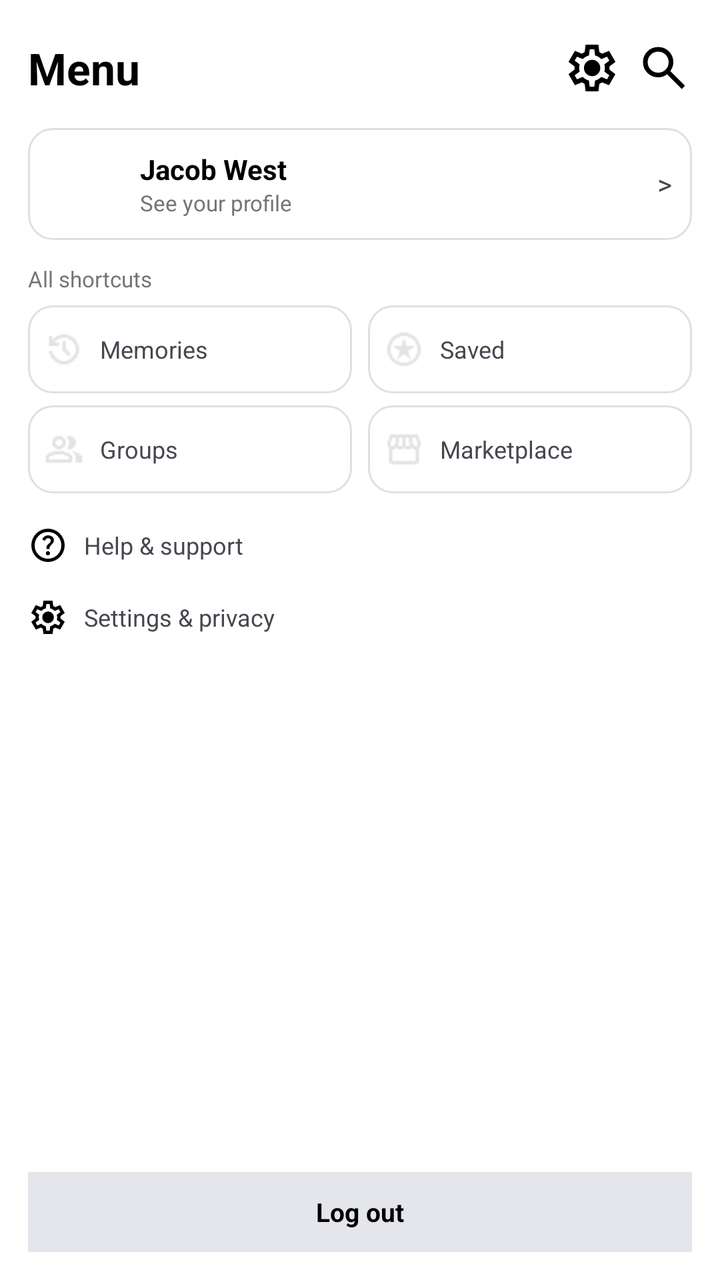
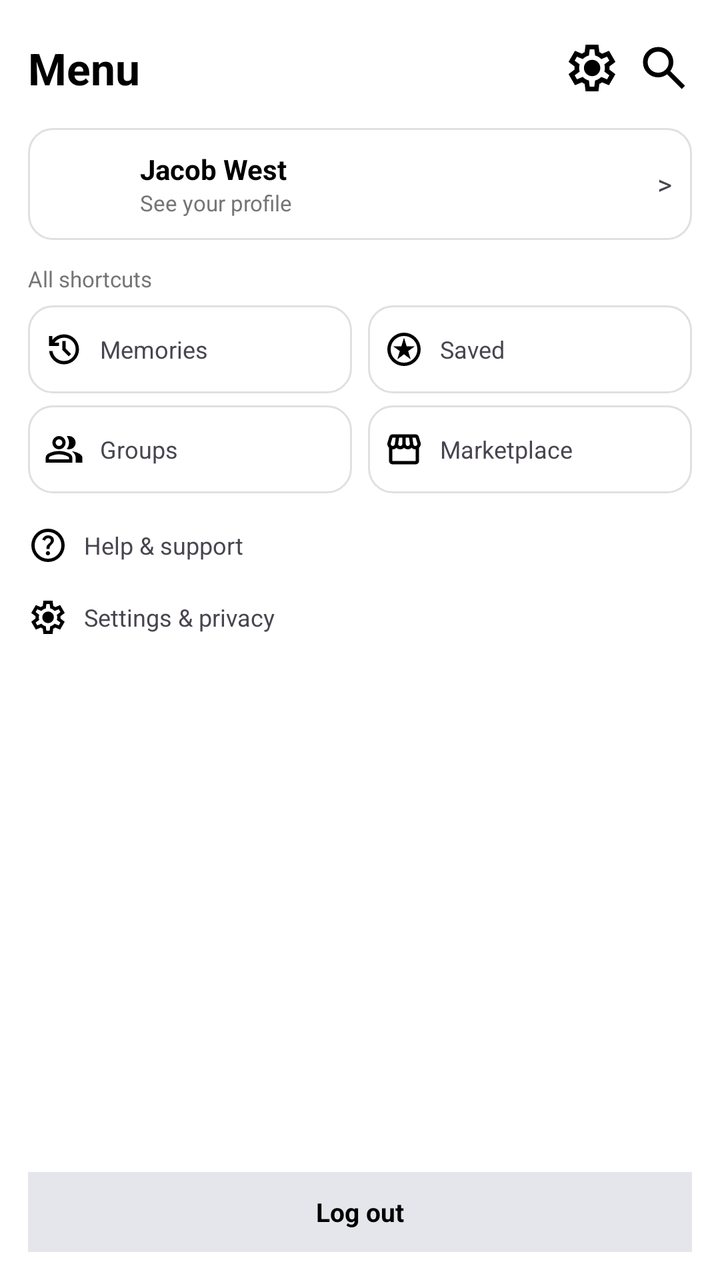

Two renders of the same Android screen: before a commit and after it. Below are the layout's source before the change and the commit's diff.
<!-- AndroidManifest.xml: application theme Theme.I230720_SMD_Assignment1 -->
<!-- res/layout/menu.xml -->
<?xml version="1.0" encoding="utf-8"?>
<LinearLayout xmlns:android="http://schemas.android.com/apk/res/android"
    android:layout_width="match_parent"
    android:layout_height="match_parent"
    android:background="#FFFFFF"
    android:orientation="vertical"
    android:padding="14dp">

    <LinearLayout
        android:layout_width="match_parent"
        android:layout_height="40dp"
        android:gravity="center_vertical">

        <TextView
            android:layout_width="0dp"
            android:layout_height="wrap_content"
            android:layout_weight="1"
            android:text="Menu"
            android:textColor="#000000"
            android:textSize="22sp"
            android:textStyle="bold" />

        <ImageView android:layout_width="28dp" android:layout_height="28dp" android:contentDescription="Settings" android:src="@drawable/settings" />
        <ImageView android:id="@+id/btnSearch" android:layout_width="28dp" android:layout_height="28dp" android:layout_marginStart="8dp" android:contentDescription="Search" android:src="@drawable/search" />
    </LinearLayout>

    <LinearLayout
        android:id="@+id/btnSeeProfile"
        android:layout_width="match_parent"
        android:layout_height="wrap_content"
        android:layout_marginTop="10dp"
        android:background="@drawable/rounded_card"
        android:gravity="center_vertical"
        android:padding="10dp">

        <TextView
            android:layout_width="36dp"
            android:layout_height="36dp"
            android:background="@drawable/avatar_circle"
            android:gravity="center"
            android:text="JW"
            android:textColor="#FFFFFF"
            android:textStyle="bold" />

        <LinearLayout
            android:layout_width="0dp"
            android:layout_height="wrap_content"
            android:layout_marginStart="10dp"
            android:layout_weight="1"
            android:orientation="vertical">

            <TextView android:layout_width="wrap_content" android:layout_height="wrap_content" android:text="Jacob West" android:textColor="#000000" android:textStyle="bold" />
            <TextView android:layout_width="wrap_content" android:layout_height="wrap_content" android:text="See your profile" android:textColor="#757575" android:textSize="11sp" />
        </LinearLayout>

        <TextView android:layout_width="wrap_content" android:layout_height="wrap_content" android:text="&gt;" />
    </LinearLayout>

    <TextView
        android:layout_width="wrap_content"
        android:layout_height="wrap_content"
        android:layout_marginTop="12dp"
        android:text="All shortcuts"
        android:textColor="#757575"
        android:textSize="11sp" />

    <LinearLayout
        android:layout_width="match_parent"
        android:layout_height="wrap_content"
        android:layout_marginTop="6dp"
        android:orientation="horizontal">

        <LinearLayout android:layout_width="0dp" android:layout_height="44dp" android:layout_marginEnd="4dp" android:layout_weight="1" android:background="@drawable/rounded_card" android:gravity="center_vertical" android:paddingStart="8dp">
            <ImageView android:layout_width="20dp" android:layout_height="20dp" android:contentDescription="Memories" android:src="@drawable/memories" />
            <TextView android:layout_width="wrap_content" android:layout_height="wrap_content" android:layout_marginStart="8dp" android:text="Memories" android:textSize="12sp" />
        </LinearLayout>
        <LinearLayout android:layout_width="0dp" android:layout_height="44dp" android:layout_marginStart="4dp" android:layout_weight="1" android:background="@drawable/rounded_card" android:gravity="center_vertical" android:paddingStart="8dp">
            <ImageView android:layout_width="20dp" android:layout_height="20dp" android:contentDescription="Saved" android:src="@drawable/saved" />
            <TextView android:layout_width="wrap_content" android:layout_height="wrap_content" android:layout_marginStart="8dp" android:text="Saved" android:textSize="12sp" />
        </LinearLayout>
    </LinearLayout>

    <LinearLayout
        android:layout_width="match_parent"
        android:layout_height="wrap_content"
        android:layout_marginTop="6dp"
        android:orientation="horizontal">

        <LinearLayout android:layout_width="0dp" android:layout_height="44dp" android:layout_marginEnd="4dp" android:layout_weight="1" android:background="@drawable/rounded_card" android:gravity="center_vertical" android:paddingStart="8dp">
            <ImageView android:layout_width="20dp" android:layout_height="20dp" android:contentDescription="Groups" android:src="@drawable/social" />
            <TextView android:layout_width="wrap_content" android:layout_height="wrap_content" android:layout_marginStart="8dp" android:text="Groups" android:textSize="12sp" />
        </LinearLayout>
        <LinearLayout android:layout_width="0dp" android:layout_height="44dp" android:layout_marginStart="4dp" android:layout_weight="1" android:background="@drawable/rounded_card" android:gravity="center_vertical" android:paddingStart="8dp">
            <ImageView android:layout_width="20dp" android:layout_height="20dp" android:contentDescription="Marketplace" android:src="@drawable/market" />
            <TextView android:layout_width="wrap_content" android:layout_height="wrap_content" android:layout_marginStart="8dp" android:text="Marketplace" android:textSize="12sp" />
        </LinearLayout>
    </LinearLayout>

    <LinearLayout android:layout_width="match_parent" android:layout_height="36dp" android:layout_marginTop="8dp" android:gravity="center_vertical">
        <ImageView android:layout_width="20dp" android:layout_height="20dp" android:contentDescription="Help" android:src="@drawable/help" />
        <TextView android:layout_width="wrap_content" android:layout_height="wrap_content" android:layout_marginStart="8dp" android:text="Help &amp; support" android:textSize="12sp" />
    </LinearLayout>
    <LinearLayout android:layout_width="match_parent" android:layout_height="36dp" android:gravity="center_vertical">
        <ImageView android:layout_width="20dp" android:layout_height="20dp" android:contentDescription="Settings" android:src="@drawable/settings" />
        <TextView android:layout_width="wrap_content" android:layout_height="wrap_content" android:layout_marginStart="8dp" android:text="Settings &amp; privacy" android:textSize="12sp" />
    </LinearLayout>

    <View android:layout_width="match_parent" android:layout_height="0dp" android:layout_weight="1" />

    <TextView
        android:id="@+id/btnLogout"
        android:layout_width="match_parent"
        android:layout_height="40dp"
        android:background="#E4E6EB"
        android:gravity="center"
        android:text="Log out"
        android:textColor="#000000"
        android:textSize="13sp"
        android:textStyle="bold" />

</LinearLayout>
<!-- resources referenced by this layout -->
<resources>
  <!-- drawable help: png bitmap (drawable, 718 bytes) -->
  <!-- drawable market: png bitmap (drawable, 486 bytes) -->
  <!-- drawable memories: png bitmap (drawable, 608 bytes) -->
  <!-- drawable saved: png bitmap (drawable, 702 bytes) -->
  <!-- drawable search: png bitmap (drawable, 439 bytes) -->
  <!-- drawable settings: png bitmap (drawable, 769 bytes) -->
  <!-- drawable social: png bitmap (drawable, 560 bytes) -->
  <!-- unchanged entries left out for length: 4 -->
</resources>

<!-- the commit's change to res/layout/menu.xml (unified diff, before → after) -->
@@ -71,11 +71,11 @@
         android:orientation="horizontal">
 
         <LinearLayout android:layout_width="0dp" android:layout_height="44dp" android:layout_marginEnd="4dp" android:layout_weight="1" android:background="@drawable/rounded_card" android:gravity="center_vertical" android:paddingStart="8dp">
-            <ImageView android:layout_width="20dp" android:layout_height="20dp" android:contentDescription="Memories" android:src="@drawable/memories" />
+            <ImageView android:layout_width="20dp" android:layout_height="20dp" android:contentDescription="Memories" android:src="@drawable/history" />
             <TextView android:layout_width="wrap_content" android:layout_height="wrap_content" android:layout_marginStart="8dp" android:text="Memories" android:textSize="12sp" />
         </LinearLayout>
         <LinearLayout android:layout_width="0dp" android:layout_height="44dp" android:layout_marginStart="4dp" android:layout_weight="1" android:background="@drawable/rounded_card" android:gravity="center_vertical" android:paddingStart="8dp">
-            <ImageView android:layout_width="20dp" android:layout_height="20dp" android:contentDescription="Saved" android:src="@drawable/saved" />
+            <ImageView android:layout_width="20dp" android:layout_height="20dp" android:contentDescription="Saved" android:src="@drawable/stars" />
             <TextView android:layout_width="wrap_content" android:layout_height="wrap_content" android:layout_marginStart="8dp" android:text="Saved" android:textSize="12sp" />
         </LinearLayout>
     </LinearLayout>
@@ -87,11 +87,11 @@
         android:orientation="horizontal">
 
         <LinearLayout android:layout_width="0dp" android:layout_height="44dp" android:layout_marginEnd="4dp" android:layout_weight="1" android:background="@drawable/rounded_card" android:gravity="center_vertical" android:paddingStart="8dp">
-            <ImageView android:layout_width="20dp" android:layout_height="20dp" android:contentDescription="Groups" android:src="@drawable/social" />
+            <ImageView android:layout_width="20dp" android:layout_height="20dp" android:contentDescription="Groups" android:src="@drawable/group" />
             <TextView android:layout_width="wrap_content" android:layout_height="wrap_content" android:layout_marginStart="8dp" android:text="Groups" android:textSize="12sp" />
         </LinearLayout>
         <LinearLayout android:layout_width="0dp" android:layout_height="44dp" android:layout_marginStart="4dp" android:layout_weight="1" android:background="@drawable/rounded_card" android:gravity="center_vertical" android:paddingStart="8dp">
-            <ImageView android:layout_width="20dp" android:layout_height="20dp" android:contentDescription="Marketplace" android:src="@drawable/market" />
+            <ImageView android:layout_width="20dp" android:layout_height="20dp" android:contentDescription="Marketplace" android:src="@drawable/storefront" />
             <TextView android:layout_width="wrap_content" android:layout_height="wrap_content" android:layout_marginStart="8dp" android:text="Marketplace" android:textSize="12sp" />
         </LinearLayout>
     </LinearLayout>
<!-- resource entries referenced after the edit -->
@@ -1,12 +1,68 @@
 <!-- resources referenced by this layout -->
 <resources>
-  <!-- drawable help: png bitmap (drawable, 718 bytes) -->
-  <!-- drawable market: png bitmap (drawable, 486 bytes) -->
-  <!-- drawable memories: png bitmap (drawable, 608 bytes) -->
-  <!-- drawable saved: png bitmap (drawable, 702 bytes) -->
-  <!-- drawable search: png bitmap (drawable, 439 bytes) -->
-  <!-- drawable settings: png bitmap (drawable, 769 bytes) -->
-  <!-- drawable social: png bitmap (drawable, 560 bytes) -->
+  <!-- drawable group (drawable) -->
+  <vector xmlns:android="http://schemas.android.com/apk/res/android"
+      android:width="24dp"
+      android:height="24dp"
+      android:viewportWidth="24"
+      android:viewportHeight="24">
+      <path android:fillColor="@android:color/black"
+          android:pathData="M1,20V17.2q0-0.85 0.44-1.56q0.44-0.71 1.16-1.09q1.55-0.78 3.15-1.16T9,13t3.25,0.39t3.15,1.16q0.72,0.38 1.16,1.09T17,17.2V20H1Zm18,0V17q0-1.1-0.61-2.11q-0.61-1.01-1.74-1.74q1.27,0.15 2.4,0.51q1.13,0.36 2.1,0.89q0.9,0.5 1.38,1.11T23,17v3H19ZM6.18,10.83Q5,9.65 5,8T6.18,5.18T9,4t2.83,1.18T13,8t-1.17,2.82T9,12T6.18,10.83Zm11.65,0Q16.65,12 15,12q-0.27,0-0.7-0.06T13.6,11.8q0.67-0.8 1.04-1.78T15,8T14.64,5.97T13.6,4.2q0.35-0.13 0.7-0.16T15,4q1.65,0 2.82,1.18T19,8t-1.18,2.82ZM3,18H15V17.2q0-0.27-0.14-0.5q-0.14-0.22-0.36-0.35q-1.35-0.68-2.72-1.01T9,15T6.23,15.34T3.5,16.35Q3.28,16.48 3.14,16.7Q3,16.93 3,17.2V18Zm7.41-8.59Q11,8.82 11,8T10.41,6.59T9,6Q8.18,6 7.59,6.59Q7,7.18 7,8T7.59,9.41T9,10q0.83,0 1.41-0.59ZM9,18ZM9,8Z"/>
+  </vector>
+  <!-- drawable help (drawable) -->
+  <vector xmlns:android="http://schemas.android.com/apk/res/android"
+      android:width="24dp"
+      android:height="24dp"
+      android:viewportWidth="24"
+      android:viewportHeight="24">
+      <path android:fillColor="@android:color/black"
+          android:pathData="M12.84,17.64q0.36-0.36 0.36-0.89t-0.36-0.89T11.95,15.5t-0.89,0.36q-0.36,0.36-0.36,0.89t0.36,0.89T11.95,18t0.89-0.36Zm-1.79-3.49H12.9q0-0.82 0.19-1.3t1.06-1.3q0.65-0.65 1.03-1.24T15.55,8.9q0-1.4-1.03-2.15T12.1,6Q10.68,6 9.79,6.75T8.55,8.55L10.2,9.2q0.13-0.45 0.56-0.97T12.1,7.7q0.8,0 1.2,0.44T13.7,9.1q0,0.5-0.3,0.94t-0.75,0.81q-1.1,0.97-1.35,1.47t-0.25,1.82ZM12,22q-2.07,0-3.9-0.79q-1.82-0.79-3.17-2.14Q3.58,17.73 2.79,15.9T2,12Q2,9.92 2.79,8.1Q3.58,6.27 4.93,4.93Q6.28,3.57 8.1,2.79Q9.93,2 12,2t3.9,0.79t3.17,2.14q1.35,1.35 2.14,3.17Q22,9.92 22,12t-0.79,3.9t-2.14,3.17q-1.35,1.35-3.17,2.14T12,22Zm0-2q3.35,0 5.68-2.32T20,12T17.68,6.32T12,4T6.33,6.32T4,12t2.33,5.68T12,20Zm0-8Z"/>
+  </vector>
+  <!-- drawable history (drawable) -->
+  <vector xmlns:android="http://schemas.android.com/apk/res/android"
+      android:width="24dp"
+      android:height="24dp"
+      android:viewportWidth="24"
+      android:viewportHeight="24">
+      <path android:fillColor="@android:color/black"
+          android:pathData="M12,21q-3.45,0-6.01-2.29Q3.43,16.43 3.05,13H5.1q0.35,2.6 2.31,4.3T12,19q2.93,0 4.96-2.04Q19,14.93 19,12q0-2.93-2.04-4.96T12,5Q10.28,5 8.78,5.8T6.25,8H9v2H3V4H5V6.35q1.28-1.6 3.11-2.47T12,3q1.88,0 3.51,0.71t2.85,1.93t1.93,2.85T21,12t-0.71,3.51t-1.93,2.85t-2.85,1.93T12,21Zm2.8-4.8L11,12.4V7h2v4.6l3.2,3.2l-1.4,1.4Z"/>
+  </vector>
+  <!-- drawable search (drawable) -->
+  <vector xmlns:android="http://schemas.android.com/apk/res/android"
+      android:width="24dp"
+      android:height="24dp"
+      android:viewportWidth="24"
+      android:viewportHeight="24">
+      <path android:fillColor="@android:color/black"
+          android:pathData="M19.6,21l-6.3-6.3q-0.75,0.6-1.72,0.95T9.5,16q-2.72,0-4.61-1.89Q3,12.23 3,9.5Q3,6.77 4.89,4.89T9.5,3t4.61,1.89T16,9.5q0,1.1-0.35,2.07T14.7,13.3L21,19.6L19.6,21ZM9.5,14q1.88,0 3.19-1.31T14,9.5T12.69,6.31T9.5,5T6.31,6.31T5,9.5t1.31,3.19T9.5,14Z"/>
+  </vector>
+  <!-- drawable settings (drawable) -->
+  <vector xmlns:android="http://schemas.android.com/apk/res/android"
+      android:width="24dp"
+      android:height="24dp"
+      android:viewportWidth="24"
+      android:viewportHeight="24">
+      <path android:fillColor="@android:color/black"
+          android:pathData="M9.25,22l-0.4-3.2q-0.32-0.13-0.61-0.3T7.68,18.13L4.7,19.38L1.95,14.63l2.58-1.95Q4.5,12.5 4.5,12.34q0-0.16 0-0.34t0-0.34t0.03-0.34L1.95,9.38L4.7,4.63L7.68,5.88Q7.95,5.68 8.25,5.5t0.6-0.3L9.25,2h5.5l0.4,3.2q0.33,0.13 0.61,0.3t0.56,0.38L19.3,4.63l2.75,4.75l-2.57,1.95q0.02,0.18 0.02,0.34t0,0.34t0,0.34t-0.05,0.34l2.57,1.95l-2.75,4.75l-2.95-1.25q-0.27,0.2-0.57,0.38t-0.6,0.3L14.75,22H9.25ZM11,20h1.98l0.35-2.65q0.78-0.2 1.44-0.59t1.21-0.94l2.47,1.03l0.98-1.7l-2.15-1.63q0.13-0.35 0.17-0.74T17.5,12t-0.05-0.79q-0.05-0.39-0.17-0.74l2.15-1.63l-0.98-1.7L15.98,8.2q-0.55-0.57-1.21-0.96T13.33,6.65L13,4H11.03L10.68,6.65Q9.9,6.85 9.24,7.24T8.03,8.17L5.55,7.15L4.58,8.85l2.15,1.6Q6.6,10.83 6.55,11.2T6.5,12q0,0.4 0.05,0.77t0.17,0.75L4.58,15.15l0.98,1.7L8.03,15.8q0.55,0.58 1.21,0.96t1.44,0.59L11,20Zm1.05-4.5q1.45,0 2.47-1.03T15.55,12T14.53,9.52T12.05,8.5q-1.47,0-2.49,1.02T8.55,12t1.01,2.47t2.49,1.03ZM12,12Z"/>
+  </vector>
+  <!-- drawable stars (drawable) -->
+  <vector xmlns:android="http://schemas.android.com/apk/res/android"
+      android:width="24dp"
+      android:height="24dp"
+      android:viewportWidth="24"
+      android:viewportHeight="24">
+      <path android:fillColor="@android:color/black"
+          android:pathData="M8,18l4-3.05L16,18l-1.5-4.95l4-2.85H13.6L12,5l-1.6,5.2H5.5l4,2.85L8,18Zm4,4q-2.07,0-3.9-0.79q-1.82-0.79-3.17-2.14Q3.58,17.73 2.79,15.9T2,12Q2,9.92 2.79,8.1Q3.58,6.27 4.93,4.93Q6.28,3.57 8.1,2.79Q9.93,2 12,2t3.9,0.79t3.17,2.14q1.35,1.35 2.14,3.17Q22,9.92 22,12t-0.79,3.9t-2.14,3.17q-1.35,1.35-3.17,2.14T12,22Zm0-2q3.35,0 5.68-2.32T20,12T17.68,6.32T12,4T6.33,6.32T4,12t2.33,5.68T12,20Zm0-8Z"/>
+  </vector>
+  <!-- drawable storefront (drawable) -->
+  <vector xmlns:android="http://schemas.android.com/apk/res/android"
+      android:width="24dp"
+      android:height="24dp"
+      android:viewportWidth="24"
+      android:viewportHeight="24">
+      <path android:fillColor="@android:color/black"
+          android:pathData="M21.03,11.05V19q0,0.82-0.59,1.41T19.03,21h-14Q4.2,21 3.61,20.41T3.03,19V11.05Q2.45,10.52 2.14,9.7T2.13,7.9L3.18,4.5q0.2-0.65 0.71-1.08T5.08,3h13.9q0.68,0 1.18,0.41T20.88,4.5l1.05,3.4q0.3,0.98-0.01,1.78q-0.31,0.8-0.89,1.38ZM14.23,10q0.67,0 1.02-0.46T15.53,8.5L14.98,5H13.03V8.7q0,0.53 0.35,0.91T14.23,10Zm-4.5,0q0.57,0 0.94-0.39q0.36-0.39 0.36-0.91V5H9.08L8.53,8.5Q8.43,9.1 8.79,9.55T9.73,10ZM5.28,10q0.45,0 0.79-0.33T6.48,8.85L7.03,5H5.08l-1,3.35Q3.93,8.85 4.24,9.42T5.28,10Zm13.5,0q0.72,0 1.05-0.58t0.15-1.07L18.93,5h-1.9l0.55,3.85q0.08,0.5 0.41,0.82T18.78,10ZM5.03,19h14V11.95Q18.9,12 18.86,12t-0.09,0q-0.68,0-1.19-0.23t-1.01-0.72q-0.45,0.45-1.02,0.7T14.33,12q-0.68,0-1.26-0.25t-1.04-0.7q-0.42,0.45-0.99,0.7T9.83,12Q9.1,12 8.51,11.75t-1.04-0.7q-0.53,0.53-1.04,0.74T5.28,12q-0.05,0-0.11,0T5.03,11.95V19Zm14,0h-14q0.08,0 0.14,0t0.11,0q0.65,0 1.16,0t1.04,0q0.22,0 0.49,0t0.56,0t0.63,0t0.68,0q0.32,0 0.63,0t0.59,0t0.54,0t0.45,0q0.45,0 1.04,0t1.26,0q0.32,0 0.63,0t0.59,0t0.55,0t0.49,0q0.5,0 1.01,0t1.19,0q0.05,0 0.09,0t0.16,0Z"/>
+  </vector>
   <!-- unchanged entries left out for length: 4 -->
 </resources>
 
